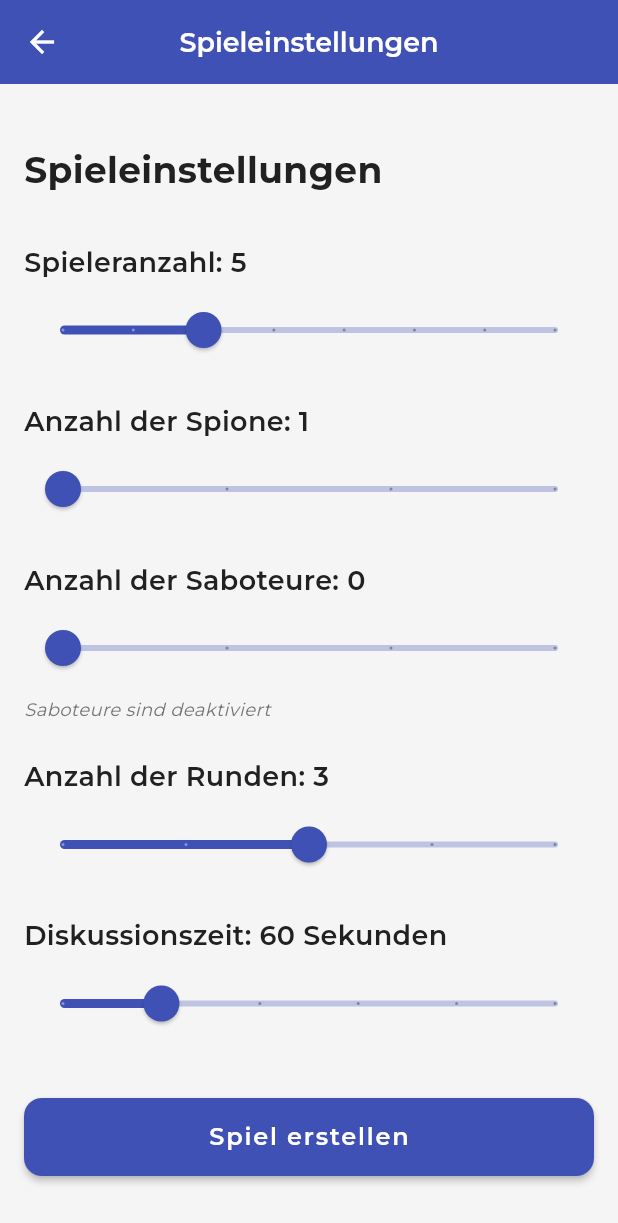
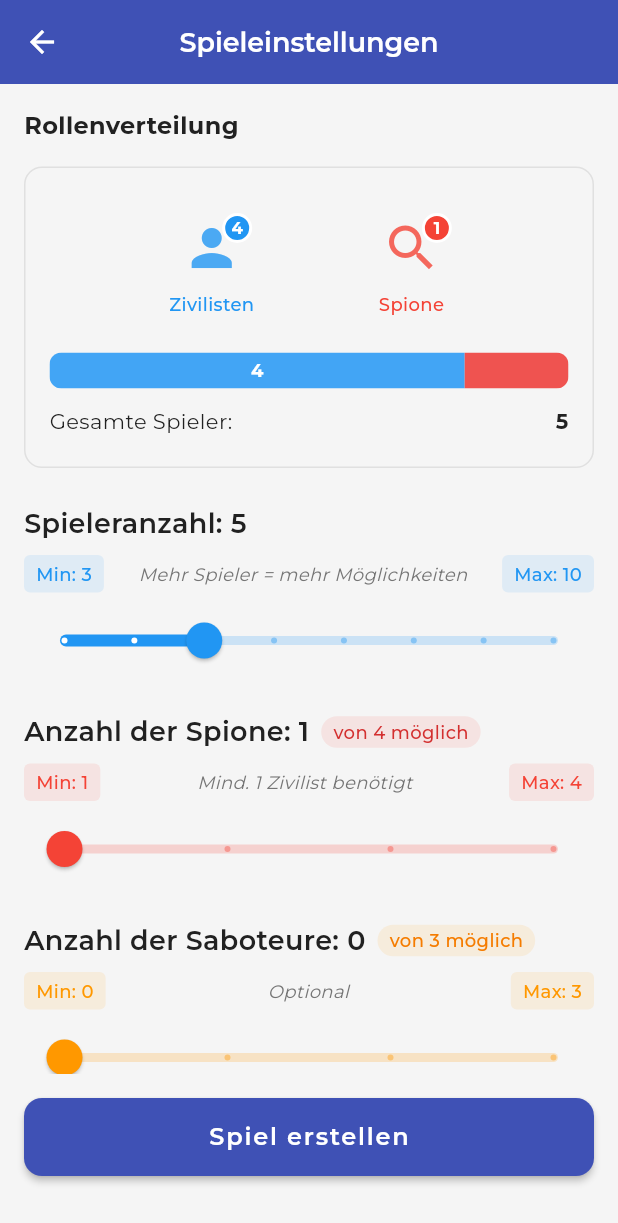
Before and after one commit to s0571584/wordspion, a Flutter app: the GameSetupScreen screen opened directly, on a phone screen of 412 x 824 dp. Shown: the top 1223 px of the screen. Run offline on Flutter 3.47's test engine with Material 3 defaults, Android fonts, the phone set to English and light mode, and no system bars; our stand-ins replace auto_route, equatable, flutter_animate, flutter_bloc, get_it, shared_preferences and 2 more; accounts and stored records are empty; project files that could hold a hidden picture were left out.

```diff
--- a/lib/presentation/screens/game_setup_screen.dart
+++ b/lib/presentation/screens/game_setup_screen.dart
@@ -16,6 +16,8 @@ import 'package:wortspion/presentation/screens/category_selection_screen.dart';
 import 'package:wortspion/presentation/themes/app_spacing.dart';
 import 'package:wortspion/presentation/themes/app_typography.dart';
 import 'package:wortspion/presentation/widgets/app_slider.dart';
+import 'package:wortspion/presentation/widgets/enhanced_slider.dart';
+import 'package:wortspion/presentation/widgets/role_distribution_visualizer.dart';
 import 'package:shared_preferences/shared_preferences.dart';
 import 'dart:math' as Math;
 
@@ -226,16 +228,13 @@ class _GameSetupScreenState extends State<GameSetupScreen> {
             child: Column(
               crossAxisAlignment: CrossAxisAlignment.start,
               children: [
+                // Role distribution visualizer
+                RoleDistributionVisualizer(
+                  totalPlayers: _playerCount,
+                  spyCount: _impostorCount,
+                  saboteurCount: _saboteurCount,
+                ),
                 const SizedBox(height: 24),
-                Text(
-                  _isEditingExistingGame
-                      ? 'Einstellungen bearbeiten'
-                      : widget.fromGroup
-                          ? 'Spieleinstellungen für Gruppe'
-                          : 'Spieleinstellungen',
-                  style: AppTypography.headline2,
-                ),
-                const SizedBox(height: 32),
                 // 🆕 NEW: Make settings form scrollable to prevent overflow
                 Expanded(
                   child: SingleChildScrollView(
@@ -289,11 +288,13 @@ class _GameSetupScreenState extends State<GameSetupScreen> {
           // Regular player count slider
           Text('Spieleranzahl: $_playerCount', style: AppTypography.subtitle1),
           const SizedBox(height: 8),
-          AppSlider(
+          EnhancedSlider(
             value: _playerCount.toDouble(),
             min: 3,
             max: 10,
             divisions: 7,
+            rangeHint: 'Mehr Spieler = mehr Möglichkeiten',
+            activeColor: Colors.blue,
             onChanged: (value) {
               setState(() {
                 _playerCount = value.toInt();
@@ -309,13 +310,35 @@ class _GameSetupScreenState extends State<GameSetupScreen> {
         ],
 
         // Spion-Anzahl
+        Row(
+          children: [
             Text('Anzahl der Spione: $_impostorCount', style: AppTypography.subtitle1),
+            const SizedBox(width: 8),
+            AnimatedContainer(
+              duration: const Duration(milliseconds: 300),
+              padding: const EdgeInsets.symmetric(horizontal: 8, vertical: 2),
+              decoration: BoxDecoration(
+                color: Colors.red.withOpacity(0.1),
+                borderRadius: BorderRadius.circular(12),
+              ),
+              child: Text(
+                'von ${Math.max(1, _playerCount - 1 - _saboteurCount)} möglich',
+                style: AppTypography.caption.copyWith(
+                  color: Colors.red.shade700,
+                  fontWeight: FontWeight.w500,
+                ),
+              ),
+            ),
+          ],
+        ),
         const SizedBox(height: 8),
-        AppSlider(
+        EnhancedSlider(
           value: _impostorCount.toDouble(),
           min: 1,
-          max: _playerCount > 3 ? _playerCount - 2 : 1,
-          divisions: _playerCount > 3 ? _playerCount - 2 : 1,
+          max: Math.max(1, _playerCount - _saboteurCount - 1).toDouble(),
+          divisions: Math.max(1, _playerCount - _saboteurCount - 2),
+          rangeHint: 'Mind. 1 Zivilist benötigt',
+          activeColor: Colors.red,
           onChanged: (value) {
             setState(() {
               _impostorCount = value.toInt();
@@ -331,13 +354,35 @@ class _GameSetupScreenState extends State<GameSetupScreen> {
         const SizedBox(height: 24),
 
         // 🆕 NEW: Saboteur count slider
+        Row(
+          children: [
             Text('Anzahl der Saboteure: $_saboteurCount', style: AppTypography.subtitle1),
+            const SizedBox(width: 8),
+            AnimatedContainer(
+              duration: const Duration(milliseconds: 300),
+              padding: const EdgeInsets.symmetric(horizontal: 8, vertical: 2),
+              decoration: BoxDecoration(
+                color: Colors.orange.withOpacity(0.1),
+                borderRadius: BorderRadius.circular(12),
+              ),
+              child: Text(
+                'von ${Math.max(0, _playerCount - _impostorCount - 1)} möglich',
+                style: AppTypography.caption.copyWith(
+                  color: Colors.orange.shade700,
+                  fontWeight: FontWeight.w500,
+                ),
+              ),
+            ),
+          ],
+        ),
         const SizedBox(height: 8),
-        AppSlider(
+        EnhancedSlider(
           value: _saboteurCount.toDouble(),
           min: 0,
-          max: Math.max(0, _playerCount - _impostorCount - 1),
+          max: Math.max(0, _playerCount - _impostorCount - 1).toDouble(),
           divisions: Math.max(1, _playerCount - _impostorCount - 1),
+          rangeHint: _saboteurCount == 0 ? 'Optional' : 'Mind. 1 Zivilist benötigt',
+          activeColor: Colors.orange,
           onChanged: (value) {
             setState(() {
               _saboteurCount = value.toInt();
@@ -349,11 +394,34 @@ class _GameSetupScreenState extends State<GameSetupScreen> {
           },
         ),
         const SizedBox(height: 8),
-        Text(
+        AnimatedContainer(
+          duration: const Duration(milliseconds: 300),
+          padding: const EdgeInsets.all(8),
+          decoration: BoxDecoration(
+            color: _saboteurCount > 0 ? Colors.orange.shade50 : Colors.grey.shade100,
+            borderRadius: BorderRadius.circular(8),
+            border: Border.all(
+              color: _saboteurCount > 0 ? Colors.orange.shade200 : Colors.grey.shade300,
+            ),
+          ),
+          child: Row(
+            children: [
+              Icon(
+                _saboteurCount > 0 ? Icons.info : Icons.info_outline,
+                size: 16,
+                color: _saboteurCount > 0 ? Colors.orange.shade700 : Colors.grey[600],
+              ),
+              const SizedBox(width: 8),
+              Expanded(
+                child: Text(
                   _saboteurCount > 0 ? 'Saboteure kennen das Hauptwort und gewinnen, wenn sie beschuldigt werden' : 'Saboteure sind deaktiviert',
                   style: AppTypography.caption.copyWith(
-            color: _saboteurCount > 0 ? Colors.orange : Colors.grey[600],
+                    color: _saboteurCount > 0 ? Colors.orange.shade700 : Colors.grey[600],
                     fontStyle: FontStyle.italic,
+                  ),
+                ),
+              ),
+            ],
           ),
         ),
         const SizedBox(height: 24),
@@ -361,11 +429,12 @@ class _GameSetupScreenState extends State<GameSetupScreen> {
         // Rundenanzahl
         Text('Anzahl der Runden: $_roundCount', style: AppTypography.subtitle1),
         const SizedBox(height: 8),
-        AppSlider(
+        EnhancedSlider(
           value: _roundCount.toDouble(),
           min: 1,
           max: 5,
           divisions: 4,
+          activeColor: Colors.green,
           onChanged: (value) {
             setState(() {
               _roundCount = value.toInt();
@@ -378,16 +447,36 @@ class _GameSetupScreenState extends State<GameSetupScreen> {
         const SizedBox(height: 24),
 
         // Timer-Dauer
+        Row(
+          children: [
             Text(
               'Diskussionszeit: $_timerDuration Sekunden',
               style: AppTypography.subtitle1,
             ),
+            const SizedBox(width: 8),
+            Container(
+              padding: const EdgeInsets.symmetric(horizontal: 8, vertical: 2),
+              decoration: BoxDecoration(
+                color: Colors.purple.withOpacity(0.1),
+                borderRadius: BorderRadius.circular(12),
+              ),
+              child: Text(
+                '${(_timerDuration / 60).toStringAsFixed(1)} Min',
+                style: AppTypography.caption.copyWith(
+                  color: Colors.purple.shade700,
+                  fontWeight: FontWeight.w500,
+                ),
+              ),
+            ),
+          ],
+        ),
         const SizedBox(height: 8),
-        AppSlider(
+        EnhancedSlider(
           value: _timerDuration.toDouble(),
           min: 30,
           max: 180,
           divisions: 5,
+          activeColor: Colors.purple,
           onChanged: (value) {
             setState(() {
               _timerDuration = value.toInt();
--- /dev/null
+++ b/lib/presentation/widgets/enhanced_slider.dart
@@ -0,0 +1,102 @@
+import 'package:flutter/material.dart';
+import 'package:wortspion/presentation/themes/app_typography.dart';
+
+class EnhancedSlider extends StatelessWidget {
+  final double value;
+  final double min;
+  final double max;
+  final int divisions;
+  final ValueChanged<double> onChanged;
+  final String? rangeHint;
+  final Color? activeColor;
+  final bool showRangeIndicator;
+
+  const EnhancedSlider({
+    super.key,
+    required this.value,
+    required this.min,
+    required this.max,
+    required this.divisions,
+    required this.onChanged,
+    this.rangeHint,
+    this.activeColor,
+    this.showRangeIndicator = true,
+  });
+
+  @override
+  Widget build(BuildContext context) {
+    final theme = Theme.of(context);
+    final color = activeColor ?? theme.primaryColor;
+
+    return Column(
+      crossAxisAlignment: CrossAxisAlignment.start,
+      children: [
+        if (showRangeIndicator) ...[
+          Row(
+            mainAxisAlignment: MainAxisAlignment.spaceBetween,
+            children: [
+              Container(
+                padding: const EdgeInsets.symmetric(horizontal: 8, vertical: 4),
+                decoration: BoxDecoration(
+                  color: color.withOpacity(0.1),
+                  borderRadius: BorderRadius.circular(4),
+                ),
+                child: Text(
+                  'Min: ${min.toInt()}',
+                  style: AppTypography.caption.copyWith(
+                    color: color,
+                    fontWeight: FontWeight.w500,
+                  ),
+                ),
+              ),
+              if (rangeHint != null)
+                Text(
+                  rangeHint!,
+                  style: AppTypography.caption.copyWith(
+                    fontStyle: FontStyle.italic,
+                    color: Colors.grey[600],
+                  ),
+                ),
+              Container(
+                padding: const EdgeInsets.symmetric(horizontal: 8, vertical: 4),
+                decoration: BoxDecoration(
+                  color: color.withOpacity(0.1),
+                  borderRadius: BorderRadius.circular(4),
+                ),
+                child: Text(
+                  'Max: ${max.toInt()}',
+                  style: AppTypography.caption.copyWith(
+                    color: color,
+                    fontWeight: FontWeight.w500,
+                  ),
+                ),
+              ),
+            ],
+          ),
+          const SizedBox(height: 8),
+        ],
+        SliderTheme(
+          data: SliderTheme.of(context).copyWith(
+            activeTrackColor: color,
+            inactiveTrackColor: color.withOpacity(0.2),
+            thumbColor: color,
+            overlayColor: color.withOpacity(0.1),
+            thumbShape: const RoundSliderThumbShape(enabledThumbRadius: 12),
+            overlayShape: const RoundSliderOverlayShape(overlayRadius: 24),
+            trackHeight: 6,
+            tickMarkShape: const RoundSliderTickMarkShape(tickMarkRadius: 2),
+            activeTickMarkColor: Colors.white,
+            inactiveTickMarkColor: color.withOpacity(0.4),
+          ),
+          child: Slider(
+            value: value,
+            min: min,
+            max: max,
+            divisions: divisions,
+            onChanged: onChanged,
+          ),
+        ),
+      ],
+    );
+  }
+}
--- /dev/null
+++ b/lib/presentation/widgets/role_distribution_visualizer.dart
@@ -0,0 +1,269 @@
+import 'package:flutter/material.dart';
+import 'package:wortspion/presentation/themes/app_typography.dart';
+
+class RoleDistributionVisualizer extends StatelessWidget {
+  final int totalPlayers;
+  final int spyCount;
+  final int saboteurCount;
+  final bool showAnimation;
+
+  const RoleDistributionVisualizer({
+    super.key,
+    required this.totalPlayers,
+    required this.spyCount,
+    required this.saboteurCount,
+    this.showAnimation = true,
+  });
+
+  int get civilianCount => totalPlayers - spyCount - saboteurCount;
+
+  @override
+  Widget build(BuildContext context) {
+    return Column(
+      crossAxisAlignment: CrossAxisAlignment.start,
+      children: [
+        // Role breakdown header
+        Text(
+          'Rollenverteilung',
+          style: AppTypography.subtitle2.copyWith(fontWeight: FontWeight.bold),
+        ),
+        const SizedBox(height: 12),
+
+        // Visual representation of roles
+        Container(
+          padding: const EdgeInsets.fromLTRB(16, 20, 16, 16),
+          margin: const EdgeInsets.only(top: 4),
+          decoration: BoxDecoration(
+            color: Colors.grey.shade100,
+            borderRadius: BorderRadius.circular(12),
+            border: Border.all(color: Colors.grey.shade300),
+          ),
+          child: Column(
+            children: [
+              // Role icons row
+              _buildRoleIconsRow(),
+              const SizedBox(height: 16),
+
+              // Progress bar showing distribution
+              _buildDistributionBar(),
+              const SizedBox(height: 12),
+
+              // Role count details
+              _buildRoleDetails(),
+            ],
+          ),
+        ),
+      ],
+    );
+  }
+
+  Widget _buildRoleIconsRow() {
+    return Padding(
+      padding: const EdgeInsets.symmetric(vertical: 8.0),
+      child: Row(
+        mainAxisAlignment: MainAxisAlignment.spaceEvenly,
+        children: [
+          _buildRoleIcon(
+            icon: Icons.person,
+            color: Colors.blue,
+            count: civilianCount,
+            label: 'Zivilisten',
+          ),
+          _buildRoleIcon(
+            icon: Icons.search,
+            color: Colors.red,
+            count: spyCount,
+            label: 'Spione',
+          ),
+          if (saboteurCount > 0)
+            _buildRoleIcon(
+              icon: Icons.warning,
+              color: Colors.orange,
+              count: saboteurCount,
+              label: 'Saboteure',
+            ),
+        ],
+      ),
+    );
+  }
+
+  Widget _buildRoleIcon({
+    required IconData icon,
+    required Color color,
+    required int count,
+    required String label,
+  }) {
+    return AnimatedContainer(
+      duration: const Duration(milliseconds: 300),
+      child: Column(
+        children: [
+          Container(
+            height: 50,
+            width: 50,
+            child: Stack(
+              clipBehavior: Clip.none,
+              alignment: Alignment.center,
+              children: [
+                Icon(
+                  icon,
+                  size: 40,
+                  color: color.withOpacity(0.8),
+                ),
+                Positioned(
+                  right: -2,
+                  top: -2,
+                  child: Container(
+                    constraints: const BoxConstraints(
+                      minWidth: 20,
+                      minHeight: 20,
+                    ),
+                    padding: const EdgeInsets.all(4),
+                    decoration: BoxDecoration(
+                      color: color,
+                      shape: BoxShape.circle,
+                      border: Border.all(
+                        color: Colors.white,
+                        width: 2,
+                      ),
+                    ),
+                    child: Center(
+                      child: Text(
+                        count.toString(),
+                        style: const TextStyle(
+                          color: Colors.white,
+                          fontSize: 11,
+                          fontWeight: FontWeight.bold,
+                        ),
+                      ),
+                    ),
+                  ),
+                ),
+              ],
+            ),
+          ),
+          const SizedBox(height: 4),
+          Text(
+            label,
+            style: AppTypography.caption.copyWith(
+              color: color,
+              fontWeight: FontWeight.w500,
+            ),
+          ),
+        ],
+      ),
+    );
+  }
+
+  Widget _buildDistributionBar() {
+    return ClipRRect(
+      borderRadius: BorderRadius.circular(8),
+      child: AnimatedContainer(
+        duration: const Duration(milliseconds: 400),
+        height: 24,
+        child: Row(
+          children: [
+            // Civilians
+            if (civilianCount > 0)
+              Expanded(
+                flex: civilianCount,
+                child: Container(
+                  color: Colors.blue.shade400,
+                  child: Center(
+                    child: civilianCount > 2
+                        ? Text(
+                            '$civilianCount',
+                            style: const TextStyle(
+                              color: Colors.white,
+                              fontSize: 12,
+                              fontWeight: FontWeight.bold,
+                            ),
+                          )
+                        : const SizedBox.shrink(),
+                  ),
+                ),
+              ),
+            // Spies
+            if (spyCount > 0)
+              Expanded(
+                flex: spyCount,
+                child: Container(
+                  color: Colors.red.shade400,
+                  child: Center(
+                    child: spyCount > 1
+                        ? Text(
+                            '$spyCount',
+                            style: const TextStyle(
+                              color: Colors.white,
+                              fontSize: 12,
+                              fontWeight: FontWeight.bold,
+                            ),
+                          )
+                        : const SizedBox.shrink(),
+                  ),
+                ),
+              ),
+            // Saboteurs
+            if (saboteurCount > 0)
+              Expanded(
+                flex: saboteurCount,
+                child: Container(
+                  color: Colors.orange.shade400,
+                  child: Center(
+                    child: saboteurCount > 1
+                        ? Text(
+                            '$saboteurCount',
+                            style: const TextStyle(
+                              color: Colors.white,
+                              fontSize: 12,
+                              fontWeight: FontWeight.bold,
+                            ),
+                          )
+                        : const SizedBox.shrink(),
+                  ),
+                ),
+              ),
+          ],
+        ),
+      ),
+    );
+  }
+
+  Widget _buildRoleDetails() {
+    return Column(
+      children: [
+        Row(
+          mainAxisAlignment: MainAxisAlignment.spaceBetween,
+          children: [
+            Text('Gesamte Spieler:', style: AppTypography.body2),
+            Text(
+              '$totalPlayers',
+              style: AppTypography.body2.copyWith(fontWeight: FontWeight.bold),
+            ),
+          ],
+        ),
+        const SizedBox(height: 4),
+        if (civilianCount < 1)
+          Container(
+            padding: const EdgeInsets.symmetric(horizontal: 8, vertical: 4),
+            decoration: BoxDecoration(
+              color: Colors.red.shade100,
+              borderRadius: BorderRadius.circular(4),
+            ),
+            child: Row(
+              children: [
+                Icon(Icons.warning, size: 16, color: Colors.red.shade700),
+                const SizedBox(width: 4),
+                Text(
+                  'Mindestens 1 Zivilist erforderlich!',
+                  style: AppTypography.caption.copyWith(
+                    color: Colors.red.shade700,
+                    fontWeight: FontWeight.w500,
+                  ),
+                ),
+              ],
+            ),
+          ),
+      ],
+    );
+  }
+}
```
Lines whose indentation alone changed are shown as unchanged.
